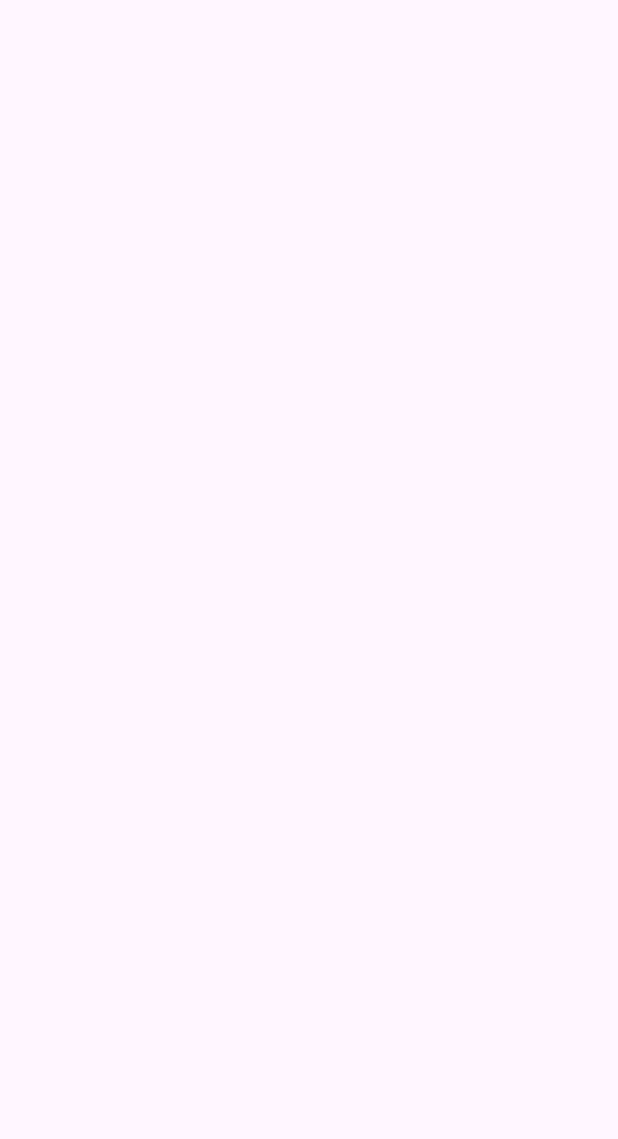
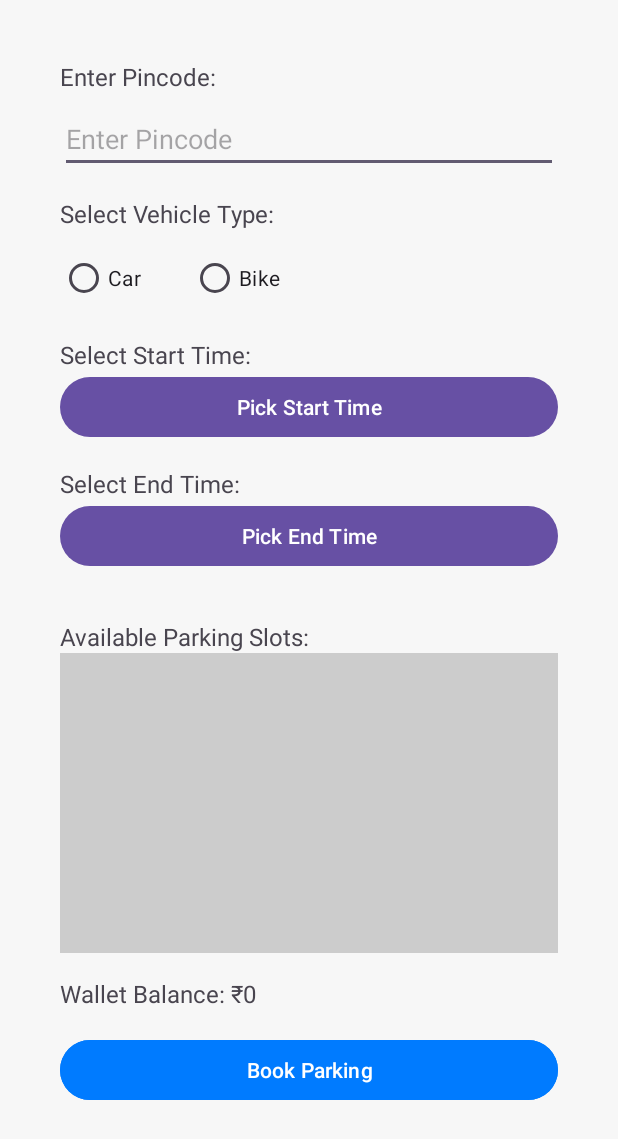
Before and after one commit to Santrokal/Vehicle_Parking_Booking_System, an Android app: the Book_Parking screen opened directly, with no data from a screen before it, on a phone screen of 412 x 824 dp. Before the commit the part shown is empty. Shown: the top 1139 px of the screen. Run offline under Robolectric (Android 15) with nearby library versions, the phone set to English and light mode, and no system bars; our stand-ins replace Firebase (no records; nobody signed in at launch, a user with empty details on screens opened directly).

Commit message:
working project

```diff
--- a/app/build.gradle.kts
+++ b/app/build.gradle.kts
@@ -5,12 +5,12 @@ plugins {
 
 android {
     namespace = "com.example.vehicle_parking_booking_system"
-    compileSdk = 33
+    compileSdk = 34
 
     defaultConfig {
         applicationId = "com.example.vehicle_parking_booking_system"
         minSdk = 24
-        targetSdk = 33
+        targetSdk = 34
         versionCode = 1
         versionName = "1.0"
 
@@ -43,4 +43,6 @@ dependencies {
     androidTestImplementation("androidx.test.espresso:espresso-core:3.6.1")
     implementation ("com.google.firebase:firebase-auth:21.3.0")
     implementation ("com.google.firebase:firebase-database:20.2.2")
+    implementation ("com.razorpay:checkout:1.6.21")
+
 }
--- a/app/src/main/java/com/example/vehicle_parking_booking_system/Book_Parking.java
+++ b/app/src/main/java/com/example/vehicle_parking_booking_system/Book_Parking.java
@@ -1,14 +1,166 @@
 package com.example.vehicle_parking_booking_system;
 
+import android.app.TimePickerDialog;
+import android.os.Bundle;
+import android.widget.Button;
+import android.widget.EditText;
+import android.widget.RadioButton;
+import android.widget.RadioGroup;
+import android.widget.TextView;
+import android.widget.Toast;
+
+import androidx.annotation.NonNull;
 import androidx.appcompat.app.AppCompatActivity;
 
-import android.os.Bundle;
+import com.google.firebase.auth.FirebaseAuth;
+import com.google.firebase.auth.FirebaseUser;
+import com.google.firebase.database.DataSnapshot;
+import com.google.firebase.database.DatabaseError;
+import com.google.firebase.database.DatabaseReference;
+import com.google.firebase.database.FirebaseDatabase;
+import com.google.firebase.database.ValueEventListener;
+
+import java.util.Calendar;
 
 public class Book_Parking extends AppCompatActivity {
+
+    private EditText etPincode;
+    private RadioGroup rgVehicleType;
+    private Button btnStartTime, btnEndTime, btnBookParking;
+    private TextView tvWalletBalance;
+    private String startTime, endTime;
+    private double walletBalance = 0;
+
+    private FirebaseAuth firebaseAuth;
+    private DatabaseReference databaseReference;
 
     @Override
     protected void onCreate(Bundle savedInstanceState) {
         super.onCreate(savedInstanceState);
         setContentView(R.layout.activity_book_parking);
+
+        // Initialize UI elements
+        etPincode = findViewById(R.id.etPincode);
+        rgVehicleType = findViewById(R.id.rgVehicleType);
+        btnStartTime = findViewById(R.id.btnStartTime);
+        btnEndTime = findViewById(R.id.btnEndTime);
+        btnBookParking = findViewById(R.id.btnBookParking);
+        tvWalletBalance = findViewById(R.id.tvWalletBalance);
+
+        // Initialize Firebase
+        firebaseAuth = FirebaseAuth.getInstance();
+        FirebaseUser firebaseUser = firebaseAuth.getCurrentUser();
+
+        if (firebaseUser != null) {
+            String userId = firebaseUser.getUid();
+            databaseReference = FirebaseDatabase.getInstance().getReference("Users").child(userId);
+
+            // Fetch wallet balance
+            databaseReference.child("wallet").addListenerForSingleValueEvent(new ValueEventListener() {
+                @Override
+                public void onDataChange(@NonNull DataSnapshot snapshot) {
+                    if (snapshot.exists()) {
+                        walletBalance = snapshot.getValue(Double.class);
+                        tvWalletBalance.setText("Wallet Balance: ₹" + walletBalance);
+                    }
+                }
+
+                @Override
+                public void onCancelled(@NonNull DatabaseError error) {
+                    Toast.makeText(Book_Parking.this, "Failed to fetch wallet balance.", Toast.LENGTH_SHORT).show();
+                }
+            });
+        }
+
+        // Time Pickers
+        btnStartTime.setOnClickListener(v -> showTimePicker(true));
+        btnEndTime.setOnClickListener(v -> showTimePicker(false));
+
+        // Book Parking
+        btnBookParking.setOnClickListener(v -> bookParking());
+    }
+
+    private void showTimePicker(boolean isStartTime) {
+        Calendar calendar = Calendar.getInstance();
+        int hour = calendar.get(Calendar.HOUR_OF_DAY);
+        int minute = calendar.get(Calendar.MINUTE);
+
+        TimePickerDialog timePickerDialog = new TimePickerDialog(this, (view, hourOfDay, minute1) -> {
+            String time = String.format("%02d:%02d", hourOfDay, minute1);
+            if (isStartTime) {
+                startTime = time;
+                btnStartTime.setText("Start Time: " + startTime);
+            } else {
+                endTime = time;
+                btnEndTime.setText("End Time: " + endTime);
+            }
+        }, hour, minute, true);
+
+        timePickerDialog.show();
+    }
+
+    private void bookParking() {
+        String pincode = etPincode.getText().toString().trim();
+        int selectedVehicleTypeId = rgVehicleType.getCheckedRadioButtonId();
+        RadioButton selectedVehicleType = findViewById(selectedVehicleTypeId);
+        String vehicleType = selectedVehicleType != null ? selectedVehicleType.getText().toString() : "";
+
+        if (pincode.isEmpty() || startTime == null || endTime == null || vehicleType.isEmpty()) {
+            Toast.makeText(this, "Please fill all the details.", Toast.LENGTH_SHORT).show();
+            return;
+        }
+
+        // Assuming cost is calculated as ₹10/hour for demonstration
+        double bookingCost = 10.0 * 2; // Replace with actual calculation
+
+        if (walletBalance >= bookingCost) {
+            Toast.makeText(this, "Booking successful!", Toast.LENGTH_SHORT).show();
+
+            // Deduct amount from wallet and update Firebase
+            walletBalance -= bookingCost;
+            databaseReference.child("wallet").setValue(walletBalance);
+
+            // Add booking to database (Example code)
+            DatabaseReference bookingsRef = FirebaseDatabase.getInstance().getReference("Bookings");
+            String bookingId = bookingsRef.push().getKey();
+            Booking booking = new Booking(pincode, vehicleType, startTime, endTime, bookingCost);
+            bookingsRef.child(bookingId);
+            // Save the booking information in the database
+            if (bookingId != null) {
+                bookingsRef.child(bookingId).setValue(booking).addOnCompleteListener(task -> {
+                    if (task.isSuccessful()) {
+                        Toast.makeText(Book_Parking.this, "Booking saved successfully!", Toast.LENGTH_SHORT).show();
+                        finish(); // Close the activity after successful booking
+                    } else {
+                        Toast.makeText(Book_Parking.this, "Failed to save booking.", Toast.LENGTH_SHORT).show();
+                    }
+                });
+            } else {
+                Toast.makeText(Book_Parking.this, "Error generating booking ID.", Toast.LENGTH_SHORT).show();
+            }
+        } else {
+            Toast.makeText(this, "Insufficient balance in wallet. Please add more funds.", Toast.LENGTH_SHORT).show();
+        }
+    }
+
+    // Booking class for storing booking details
+    public static class Booking {
+        public String pincode;
+        public String vehicleType;
+        public String startTime;
+        public String endTime;
+        public double cost;
+
+        public Booking() {
+            // Default constructor required for Firebase
+        }
+
+        public Booking(String pincode, String vehicleType, String startTime, String endTime, double cost) {
+            this.pincode = pincode;
+            this.vehicleType = vehicleType;
+            this.startTime = startTime;
+            this.endTime = endTime;
+            this.cost = cost;
+        }
     }
 }
--- a/app/src/main/res/layout/activity_book_parking.xml
+++ b/app/src/main/res/layout/activity_book_parking.xml
@@ -1,9 +1,118 @@
 <?xml version="1.0" encoding="utf-8"?>
-<androidx.constraintlayout.widget.ConstraintLayout xmlns:android="http://schemas.android.com/apk/res/android"
-    xmlns:app="http://schemas.android.com/apk/res-auto"
-    xmlns:tools="http://schemas.android.com/tools"
+<ScrollView
+    xmlns:android="http://schemas.android.com/apk/res/android"
     android:layout_width="match_parent"
     android:layout_height="match_parent"
-    tools:context=".Book_Parking">
+    android:padding="40dp"
+    android:background="#f7f7f7">
 
-</androidx.constraintlayout.widget.ConstraintLayout>
+    <LinearLayout
+        android:layout_width="match_parent"
+        android:layout_height="wrap_content"
+        android:orientation="vertical">
+
+        <!-- Pincode Input -->
+        <TextView
+            android:layout_width="wrap_content"
+            android:layout_height="wrap_content"
+            android:text="Enter Pincode:"
+            android:textSize="16sp"
+            android:layout_marginBottom="8dp" />
+
+        <EditText
+            android:id="@+id/etPincode"
+            android:layout_width="match_parent"
+            android:layout_height="wrap_content"
+            android:hint="Enter Pincode"
+            android:inputType="number"
+            android:layout_marginBottom="16dp" />
+
+        <!-- Vehicle Type Selection -->
+        <TextView
+            android:layout_width="wrap_content"
+            android:layout_height="wrap_content"
+            android:text="Select Vehicle Type:"
+            android:textSize="16sp"
+            android:layout_marginBottom="8dp" />
+
+        <RadioGroup
+            android:id="@+id/rgVehicleType"
+            android:layout_width="match_parent"
+            android:layout_height="wrap_content"
+            android:orientation="horizontal">
+
+            <RadioButton
+                android:id="@+id/rbCar"
+                android:layout_width="87dp"
+                android:layout_height="wrap_content"
+                android:text="Car" />
+
+            <RadioButton
+                android:id="@+id/rbBike"
+                android:layout_width="wrap_content"
+                android:layout_height="wrap_content"
+                android:text="Bike" />
+        </RadioGroup>
+
+        <!-- Start and End Time -->
+        <TextView
+            android:layout_width="wrap_content"
+            android:layout_height="wrap_content"
+            android:text="Select Start Time:"
+            android:textSize="16sp"
+            android:layout_marginTop="16dp" />
+
+        <Button
+            android:id="@+id/btnStartTime"
+            android:layout_width="match_parent"
+            android:layout_height="wrap_content"
+            android:text="Pick Start Time"
+            android:layout_marginBottom="16dp" />
+
+        <TextView
+            android:layout_width="wrap_content"
+            android:layout_height="wrap_content"
+            android:text="Select End Time:"
+            android:textSize="16sp" />
+
+        <Button
+            android:id="@+id/btnEndTime"
+            android:layout_width="match_parent"
+            android:layout_height="wrap_content"
+            android:text="Pick End Time"
+            android:layout_marginBottom="16dp" />
+
+        <!-- Map Placeholder -->
+        <TextView
+            android:layout_width="wrap_content"
+            android:layout_height="wrap_content"
+            android:text="Available Parking Slots:"
+            android:textSize="16sp"
+            android:layout_marginTop="16dp" />
+
+        <FrameLayout
+            android:id="@+id/mapFragment"
+            android:layout_width="match_parent"
+            android:layout_height="200dp"
+            android:background="#cccccc"
+            android:layout_marginBottom="16dp" />
+
+        <!-- Wallet Info -->
+        <TextView
+            android:id="@+id/tvWalletBalance"
+            android:layout_width="match_parent"
+            android:layout_height="wrap_content"
+            android:text="Wallet Balance: ₹0"
+            android:textSize="16sp"
+            android:layout_marginBottom="16dp" />
+
+        <!-- Book Parking Button -->
+        <Button
+            android:id="@+id/btnBookParking"
+            android:layout_width="match_parent"
+            android:layout_height="wrap_content"
+            android:text="Book Parking"
+            android:backgroundTint="#007BFF"
+            android:textColor="#fff" />
+    </LinearLayout>
+</ScrollView>
```
Also changed, not shown: app/src/main/AndroidManifest.xml (+4 -44 lines), app/src/main/java/com/example/vehicle_parking_booking_system/Add_Balance.java (+94 -2 lines), app/src/main/res/layout/activity_add_balance.xml (+45 -7 lines).
